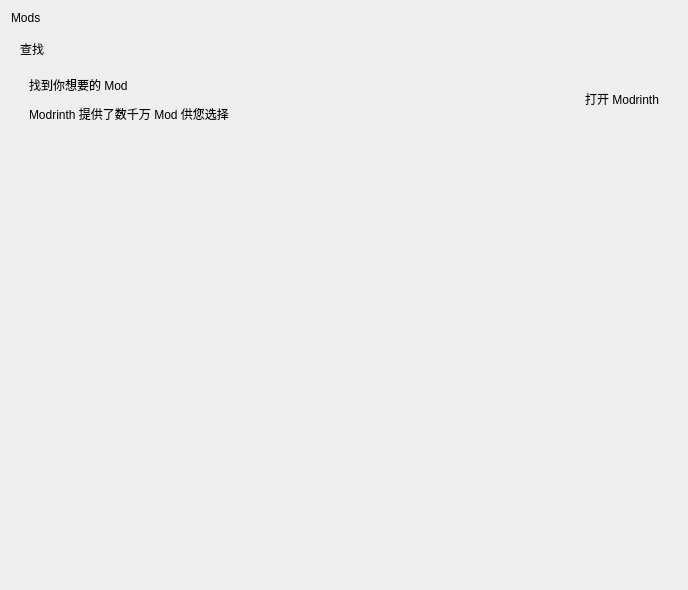
Before: the Qt Designer form ui/mods.ui in BloretCrew/Bloret-Launcher, drawn with Qt 5.
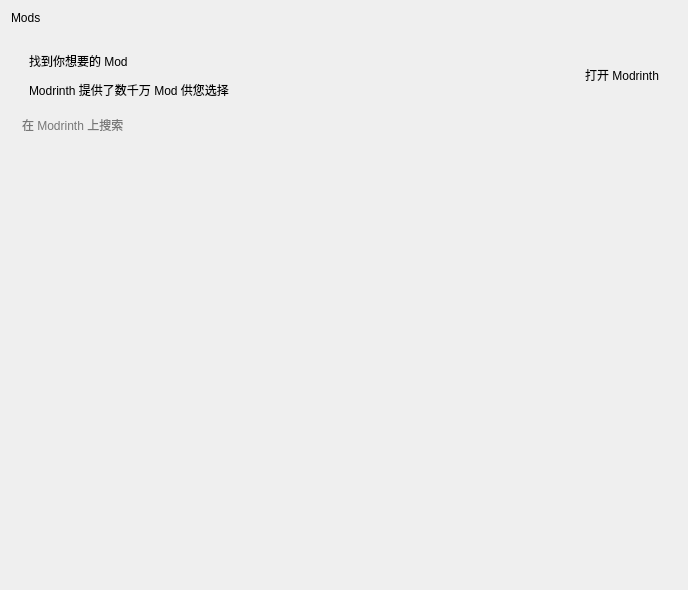
After: the same form once the commit is applied. Icons and pictures are not drawn. Custom widgets are drawn as their Qt base class.

Commit message:
feat(mod): 添加 Modrinth 模组搜索和显示功能
- 新增 Mod 搜索界面和相关 UI 组件
- 实现模组搜索和结果展示功能
- 优化用户体验，增加加载进度条和错误处理
- 更新相关模块和依赖

Patch:
```diff
--- a/ui/mods.ui
+++ b/ui/mods.ui
@@ -46,17 +46,10 @@
         <x>0</x>
         <y>0</y>
         <width>670</width>
-        <height>529</height>
+        <height>528</height>
        </rect>
       </property>
       <layout class="QVBoxLayout" name="verticalLayout_2">
-       <item>
-        <widget class="SubtitleLabel" name="label_6">
-         <property name="text">
-          <string>查找</string>
-         </property>
-        </widget>
-       </item>
        <item>
         <widget class="CardWidget" name="CardWidget">
          <property name="minimumSize">
@@ -131,17 +124,34 @@
         </widget>
        </item>
        <item>
-        <spacer name="verticalSpacer">
-         <property name="orientation">
-          <enum>Qt::Vertical</enum>
+        <widget class="SearchLineEdit" name="Search">
+         <property name="inputMask">
+          <string/>
          </property>
-         <property name="sizeHint" stdset="0">
-          <size>
-           <width>20</width>
-           <height>40</height>
-          </size>
+         <property name="text">
+          <string/>
          </property>
-        </spacer>
+         <property name="placeholderText">
+          <string>在 Modrinth 上搜索</string>
+         </property>
+        </widget>
+       </item>
+       <item>
+        <widget class="SmoothScrollArea" name="mod_list">
+         <property name="widgetResizable">
+          <bool>true</bool>
+         </property>
+         <widget class="QWidget" name="scrollAreaWidgetContents_2">
+          <property name="geometry">
+           <rect>
+            <x>0</x>
+            <y>0</y>
+            <width>652</width>
+            <height>395</height>
+           </rect>
+          </property>
+         </widget>
+        </widget>
        </item>
       </layout>
      </widget>
@@ -177,16 +187,21 @@
    <extends>QLabel</extends>
    <header>qfluentwidgets</header>
   </customwidget>
-  <customwidget>
-   <class>SubtitleLabel</class>
-   <extends>QLabel</extends>
-   <header>qfluentwidgets</header>
-  </customwidget>
   <customwidget>
    <class>TitleLabel</class>
    <extends>QLabel</extends>
    <header>qfluentwidgets</header>
   </customwidget>
+  <customwidget>
+   <class>LineEdit</class>
+   <extends>QLineEdit</extends>
+   <header>qfluentwidgets</header>
+  </customwidget>
+  <customwidget>
+   <class>SearchLineEdit</class>
+   <extends>LineEdit</extends>
+   <header>qfluentwidgets</header>
+  </customwidget>
  </customwidgets>
  <resources/>
  <connections/>
```
Left out of the diff: 2 changed lines with no effect on the pictures. The commit also changes 14 other files.
